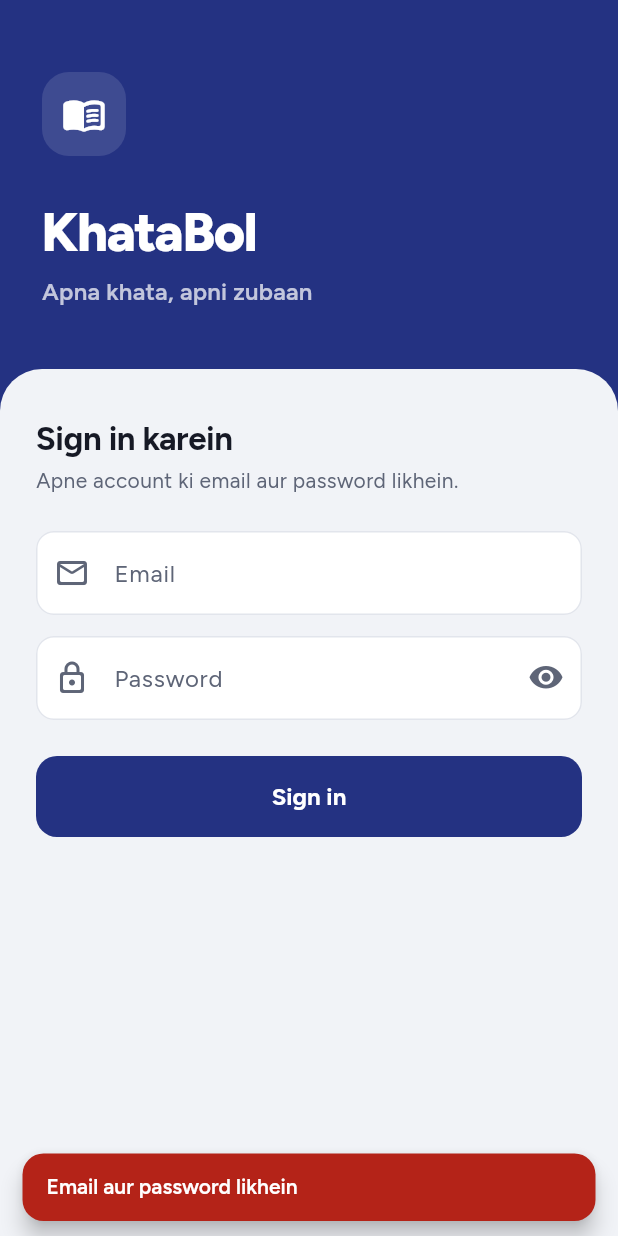
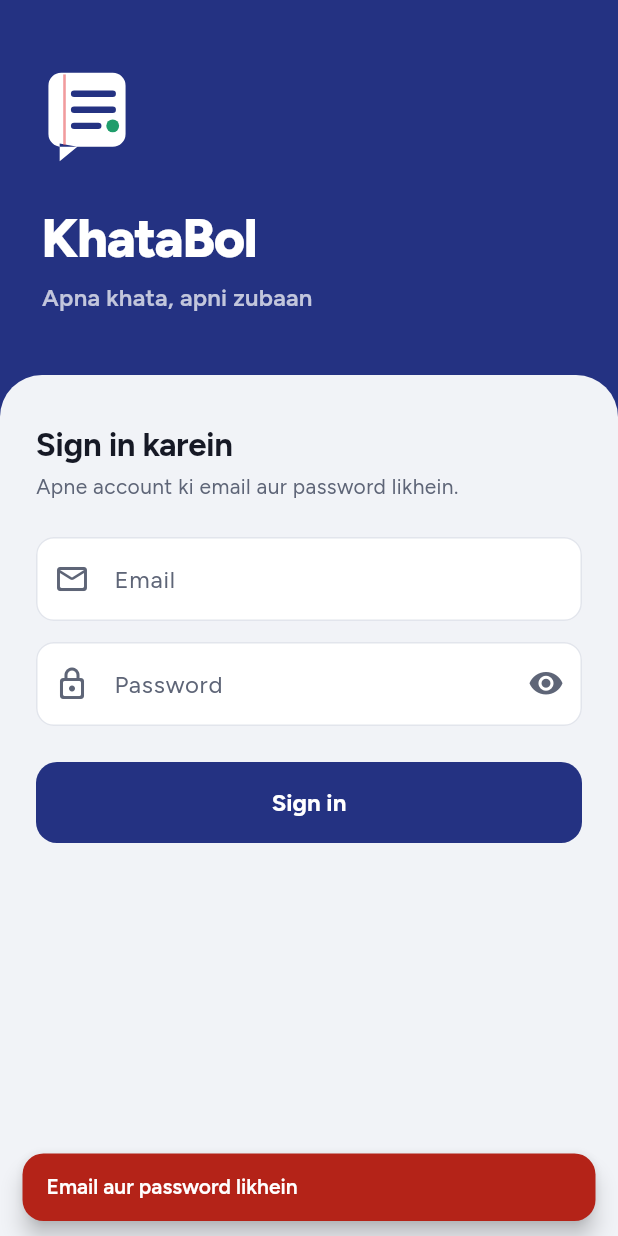
Before and after one commit to hashamkhan11/khatabol, a Flutter app: the screen it shows after launch, after a tap on "Sign in", on a phone screen of 412 x 824 dp. Run offline on Flutter 3.47's test engine with Material 3 defaults, Android fonts, the phone set to English and light mode, and no system bars; our stand-ins replace shared_preferences, supabase_flutter; accounts and stored records are empty.

Commit message:
Add app icon and splash, polish UI for release
- Launcher icon (adaptive), branded splash and matching login mark
- Labelled toggles for cancelled and archived items
- Shorter dates in the current year, weekday heading on Khulasa
- Friendly messages for wrong password and no internet
- Release signing from key.properties, version 1.0.0

```diff
--- a/app/lib/screens/dashboard_screen.dart
+++ b/app/lib/screens/dashboard_screen.dart
@@ -1,5 +1,4 @@
 import 'package:flutter/material.dart';
-import 'package:intl/intl.dart';
 
 import '../data/models.dart';
 import '../l10n/khata_text.dart';
@@ -59,7 +58,7 @@ class _DashboardScreenState extends State<DashboardScreen> {
         title: Column(
           crossAxisAlignment: CrossAxisAlignment.start,
           children: [
-            Text(DateFormat('EEEE, d MMMM').format(DateTime.now()),
+            Text(longDayDate(DateTime.now()),
                 style: TextStyle(fontSize: 13, color: k.muted, fontWeight: FontWeight.w600)),
             Text(tr('Khulasa', 'Summary')),
           ],
--- a/app/lib/screens/login_screen.dart
+++ b/app/lib/screens/login_screen.dart
@@ -63,15 +63,7 @@ class _LoginScreenState extends State<LoginScreen> {
                       child: Column(
                         crossAxisAlignment: CrossAxisAlignment.start,
                         children: [
-                          Container(
-                            width: 56,
-                            height: 56,
-                            decoration: BoxDecoration(
-                              color: k.onInk.withValues(alpha: 0.12),
-                              borderRadius: BorderRadius.circular(18),
-                            ),
-                            child: Icon(Icons.menu_book_rounded, size: 30, color: k.onInk),
-                          ),
+                          const KhataBolMark(size: 60),
                           const SizedBox(height: 28),
                           Text('KhataBol',
                               style: theme.textTheme.displaySmall
@@ -116,6 +108,7 @@ class _LoginScreenState extends State<LoginScreen> {
                                     controller: _password,
                                     obscureText: _hidePassword,
                                     autofillHints: const [AutofillHints.password],
+                                    textInputAction: TextInputAction.done,
                                     onSubmitted: (_) => _signIn(),
                                     decoration: InputDecoration(
                                       labelText: 'Password',
--- a/app/lib/ui/common.dart
+++ b/app/lib/ui/common.dart
@@ -29,14 +29,22 @@ String errorText(Object error) {
     final m = _dbMessages[error.message];
     return m == null ? _capitalise(error.message) : tr(m.$1, m.$2);
   }
-  if (error is AuthException) return error.message;
+  if (error is AuthRetryableFetchException) return _noInternet();
+  if (error is AuthException) {
+    if (error.code == 'invalid_credentials' || error.message.contains('Invalid login credentials')) {
+      return tr('Email ya password ghalat hai', 'Wrong email or password');
+    }
+    return error.message;
+  }
   final s = error.toString();
-  if (s.contains('SocketException') || s.contains('ClientException')) {
-    return tr('Internet nahi chal raha. Connection check kar ke dobara koshish karein.',
-        'No internet. Check the connection and try again.');
+  if (s.contains('SocketException') || s.contains('ClientException') || s.contains('TimeoutException')) {
+    return _noInternet();
   }
-  return s;
+  return s.replaceFirst('Exception: ', '');
 }
+
+String _noInternet() => tr('Internet nahi chal raha. Connection check kar ke dobara koshish karein.',
+    'No internet. Check the connection and try again.');
 
 const _dbMessages = <String, (String, String)>{
   'party not found': ('Party nahi mili', 'Party not found'),
@@ -1206,3 +1214,92 @@ class FieldLabel extends StatelessWidget {
         child: Text(text, style: Theme.of(context).textTheme.labelLarge?.copyWith(color: KColors.of(context).muted)),
       );
 }
+
+// ---------------------------------------------------------------------------
+// App bar toggle
+// ---------------------------------------------------------------------------
+
+/// A labelled on/off pill for the app bar, such as "Archive" or "Cancel shuda".
+/// A bare icon was hard to read; the word says what it shows.
+class ToggleAction extends StatelessWidget {
+  const ToggleAction({super.key, required this.label, required this.icon, required this.on, required this.onChanged});
+
+  final String label;
+  final IconData icon;
+  final bool on;
+  final ValueChanged<bool> onChanged;
+
+  @override
+  Widget build(BuildContext context) {
+    final k = KColors.of(context);
+    final fg = on ? k.onInk : k.ink;
+    return Padding(
+      padding: const EdgeInsets.symmetric(horizontal: 4),
+      child: Semantics(
+        button: true,
+        toggled: on,
+        child: Material(
+          color: on ? k.ink : Colors.transparent,
+          shape: StadiumBorder(side: BorderSide(color: on ? k.ink : k.line)),
+          child: InkWell(
+            customBorder: const StadiumBorder(),
+            onTap: () => onChanged(!on),
+            child: Padding(
+              padding: const EdgeInsets.symmetric(horizontal: 12, vertical: 8),
+              child: Row(mainAxisSize: MainAxisSize.min, children: [
+                Icon(on ? Icons.check_rounded : icon, size: 18, color: fg),
+                const SizedBox(width: 6),
+                Text(label, style: TextStyle(color: fg, fontWeight: FontWeight.w600, fontSize: 14)),
+              ]),
+            ),
+          ),
+        ),
+      ),
+    );
+  }
+}
+
+/// The app mark: a ledger page shaped like a chat bubble, same as the launcher icon.
+class KhataBolMark extends StatelessWidget {
+  const KhataBolMark({super.key, this.size = 56});
+
+  final double size;
+
+  @override
+  Widget build(BuildContext context) =>
+      SizedBox.square(dimension: size, child: CustomPaint(painter: _MarkPainter()));
+}
+
+class _MarkPainter extends CustomPainter {
+  @override
+  void paint(Canvas canvas, Size size) {
+    // Drawn on the icon's 108-unit grid; the mark spans x 30..78, y 26..81.
+    final scale = size.width / 56;
+    canvas
+      ..scale(scale)
+      ..translate(-26, -25.5);
+    final bubble = Path()
+      ..addRRect(RRect.fromLTRBR(30, 26, 78, 72, const Radius.circular(8)))
+      ..moveTo(37, 70)
+      ..lineTo(37, 81)
+      ..lineTo(48, 72)
+      ..close();
+    canvas.drawPath(bubble, Paint()..color = Colors.white);
+    canvas.drawLine(const Offset(40, 27), const Offset(40, 71),
+        Paint()
+          ..color = const Color(0x8CE5484D)
+          ..strokeWidth = 1.6);
+    final line = Paint()
+      ..color = const Color(0xFF243282)
+      ..strokeWidth = 4
+      ..strokeCap = StrokeCap.round;
+    canvas
+      ..drawLine(const Offset(46, 39), const Offset(70, 39), line)
+      ..drawLine(const Offset(46, 49), const Offset(70, 49), line)
+      ..drawLine(const Offset(46, 59), const Offset(61, 59), line)
+      ..drawCircle(const Offset(70, 59), 4, Paint()..color = const Color(0xFF1F9D6B));
+  }
+
+  @override
+  bool shouldRepaint(_MarkPainter oldDelegate) => false;
+}
--- a/app/pubspec.yaml
+++ b/app/pubspec.yaml
@@ -1,7 +1,7 @@
 name: khatabol
 description: "KhataBol app: party khata, deals, stock, expenses and profit for small traders."
 publish_to: 'none'
-version: 0.1.0
+version: 1.0.0+1
 
 environment:
   sdk: ^3.10.7
```
Also changed, not shown: app/lib/screens/deals_screen.dart (+5 -4 lines), app/lib/screens/expenses_screen.dart (+5 -4 lines), app/lib/screens/parties_screen.dart (+5 -4 lines), app/lib/screens/stock_screen.dart (+5 -4 lines), app/lib/util/format.dart (+8 -1 lines), 18 other files.
